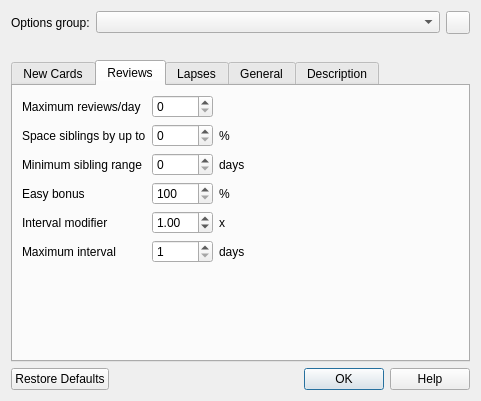
This is designer/dconf.ui in ankitects/anki as Qt 5 draws it before an edit. The edited form follows.
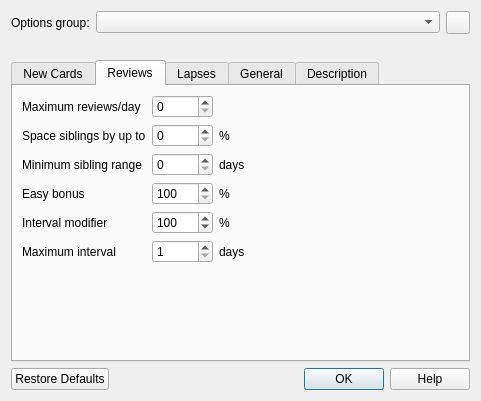
This is the edited form. The open tabs and pages were chosen to show the change. Icons and pictures are not drawn.

Commit message: represent interval multiplier as a %

The edit to the form file:
```diff
--- a/designer/dconf.ui
+++ b/designer/dconf.ui
@@ -271,7 +271,7 @@
          <item row="4" column="2">
           <widget class="QLabel" name="label_34">
            <property name="text">
-            <string>x</string>
+            <string>%</string>
            </property>
           </widget>
          </item>
@@ -311,14 +311,20 @@
          </item>
          <item row="4" column="1">
           <widget class="QDoubleSpinBox" name="fi1">
+           <property name="decimals">
+            <number>0</number>
+           </property>
            <property name="minimum">
-            <double>0.300000000000000</double>
+            <double>0.000000000000000</double>
+           </property>
+           <property name="maximum">
+            <double>999.000000000000000</double>
            </property>
            <property name="singleStep">
             <double>0.050000000000000</double>
            </property>
            <property name="value">
-            <double>1.000000000000000</double>
+            <double>100.000000000000000</double>
            </property>
           </widget>
          </item>
```
The commit also changes 1 other file.
